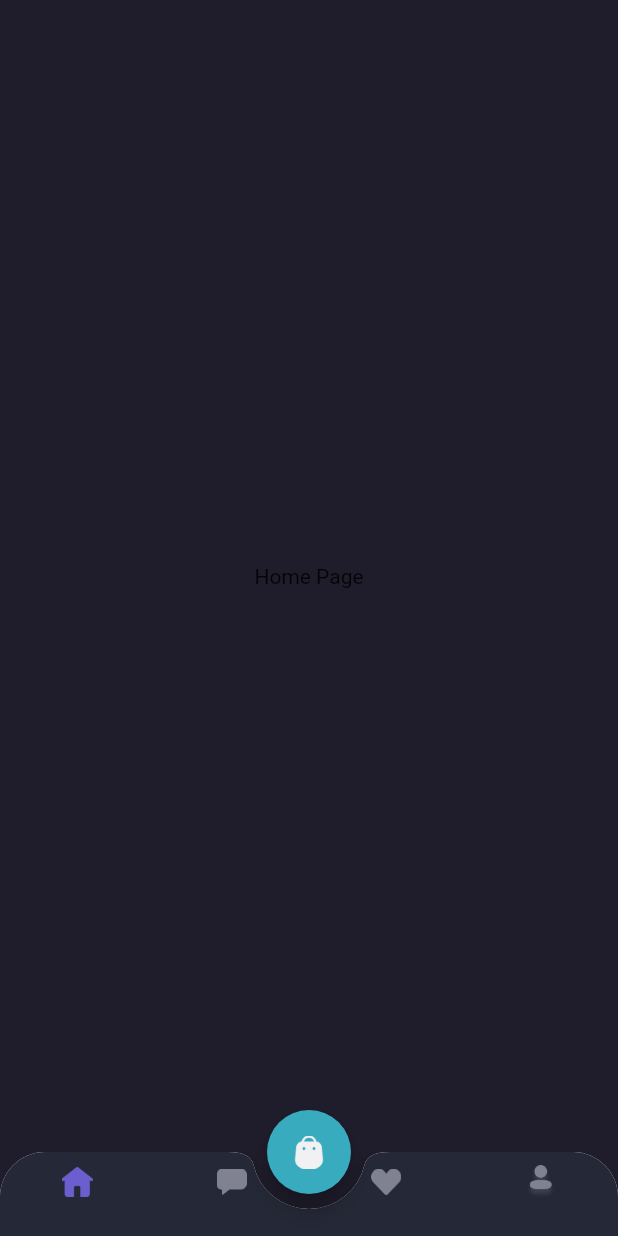
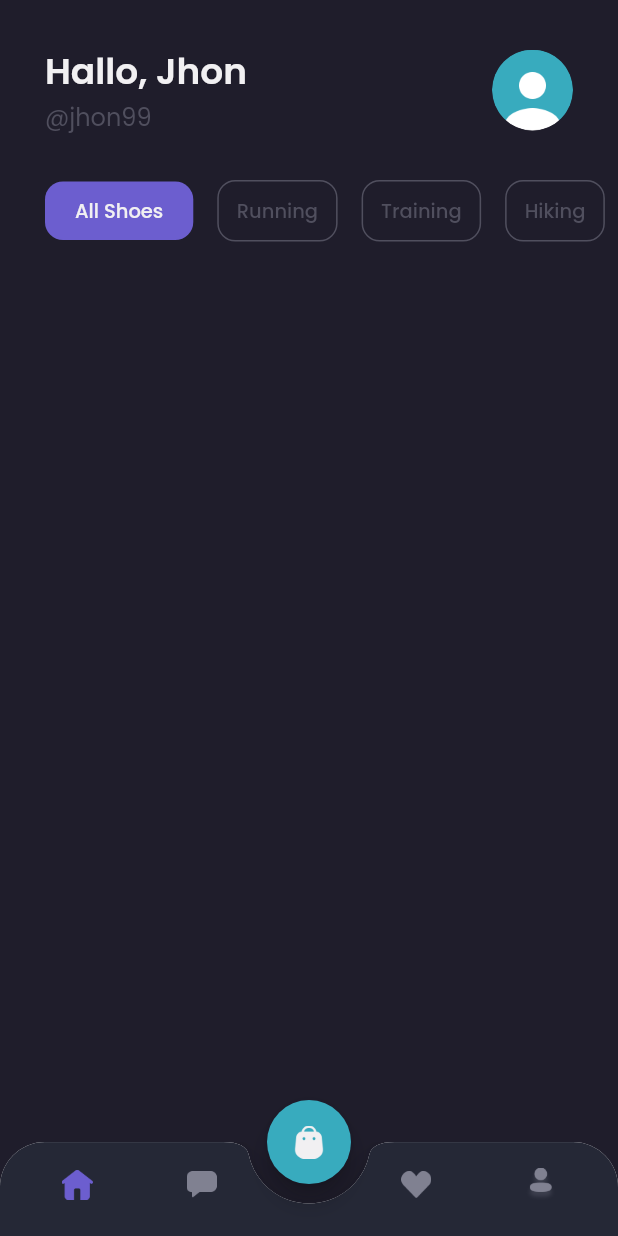
Before and after one commit to yusuffront99/Flutters, a Flutter app: the MainPage screen opened by its route, on a phone screen of 412 x 824 dp. Run offline on Flutter 3.47's test engine with Material 2 defaults, Android fonts, the phone set to English and light mode, and no system bars; our stand-ins replace google_fonts.

Commit message:
design template  and update more codes

```diff
--- a/shamo/lib/pages/Home/home_page.dart
+++ b/shamo/lib/pages/Home/home_page.dart
@@ -1,10 +1,141 @@
 import 'package:flutter/material.dart';
+import 'package:shamo/themes/theme.dart';
 
 class HomePage extends StatelessWidget {
   @override
   Widget build(BuildContext context) {
-    return Center(
-      child: Text('Home Page'),
+    //=== HEADER
+    Widget header() {
+      return Container(
+        margin: EdgeInsets.only(
+            top: defaultMargin, left: defaultMargin, right: defaultMargin),
+        child: Row(
+          children: [
+            Expanded(
+              child: Column(
+                crossAxisAlignment: CrossAxisAlignment.start,
+                children: [
+                  Text(
+                    'Hallo, Jhon',
+                    style: primaryTextStyle.copyWith(
+                        fontSize: 24, fontWeight: semiBold),
+                  ),
+                  Text(
+                    '@jhon99',
+                    style: subtitleTextStyle.copyWith(fontSize: 16),
+                  )
+                ],
+              ),
+            ),
+            Container(
+              width: 54,
+              height: 54,
+              decoration: BoxDecoration(
+                shape: BoxShape.circle,
+                image: DecorationImage(
+                  image: AssetImage('assets/images/image_profile.png'),
+                ),
+              ),
+            )
+          ],
+        ),
+      );
+    }
+
+    //=== CATEGORIES
+    Widget categories() {
+      return Container(
+        margin: EdgeInsets.only(top: defaultMargin),
+        child: SingleChildScrollView(
+          scrollDirection: Axis.horizontal,
+          child: Row(
+            children: [
+              SizedBox(
+                width: defaultMargin,
+              ),
+
+              //==== ITEM 1
+              Container(
+                padding: EdgeInsets.symmetric(
+                  horizontal: 20,
+                  vertical: 10,
+                ),
+                margin: EdgeInsets.only(right: 16),
+                decoration: BoxDecoration(
+                    borderRadius: BorderRadius.circular(12),
+                    color: primaryColor),
+                child: Text(
+                  'All Shoes',
+                  style: primaryTextStyle.copyWith(
+                      fontSize: 13, fontWeight: medium),
+                ),
+              ),
+
+              //=== ITEM 2
+              Container(
+                padding: EdgeInsets.symmetric(
+                  horizontal: 12,
+                  vertical: 10,
+                ),
+                margin: EdgeInsets.only(right: 16),
+                decoration: BoxDecoration(
+                  borderRadius: BorderRadius.circular(12),
+                  color: transparentColor,
+                  border: Border.all(color: subtitleColor),
+                ),
+                child: Text(
+                  'Running',
+                  style: subtitleTextStyle.copyWith(
+                      fontSize: 13, fontWeight: medium),
+                ),
+              ),
+
+              //=== ITEM 3
+              Container(
+                padding: EdgeInsets.symmetric(
+                  horizontal: 12,
+                  vertical: 10,
+                ),
+                margin: EdgeInsets.only(right: 16),
+                decoration: BoxDecoration(
+                  borderRadius: BorderRadius.circular(12),
+                  color: transparentColor,
+                  border: Border.all(color: subtitleColor),
+                ),
+                child: Text(
+                  'Training',
+                  style: subtitleTextStyle.copyWith(
+                      fontSize: 13, fontWeight: medium),
+                ),
+              ),
+
+              //=== ITEM 4
+              Container(
+                padding: EdgeInsets.symmetric(
+                  horizontal: 12,
+                  vertical: 10,
+                ),
+                margin: EdgeInsets.only(right: 16),
+                decoration: BoxDecoration(
+                  borderRadius: BorderRadius.circular(12),
+                  color: transparentColor,
+                  border: Border.all(color: subtitleColor),
+                ),
+                child: Text(
+                  'Hiking',
+                  style: subtitleTextStyle.copyWith(
+                      fontSize: 13, fontWeight: medium),
+                ),
+              ),
+            ],
+          ),
+        ),
+      );
+    }
+
+    //=== VIEW SCROLL
+    return ListView(
+      children: [header(), categories()],
     );
   }
 }
--- a/shamo/lib/pages/Home/main_page.dart
+++ b/shamo/lib/pages/Home/main_page.dart
@@ -34,7 +34,7 @@ class _MainPageState extends State<MainPage> {
         borderRadius: BorderRadius.vertical(top: Radius.circular(30)),
         child: BottomAppBar(
           shape: CircularNotchedRectangle(),
-          notchMargin: 10,
+          notchMargin: 13,
           clipBehavior: Clip.antiAlias,
           child: BottomNavigationBar(
             backgroundColor: backgroundColor4,
@@ -47,34 +47,46 @@ class _MainPageState extends State<MainPage> {
             type: BottomNavigationBarType.fixed,
             items: [
               BottomNavigationBarItem(
-                icon: Image.asset(
+                icon: Container(
+                  margin: EdgeInsets.only(top: 10),
+                  child: Image.asset(
                     'assets/images/icon_home.png',
                     width: 21,
                     color: currentIndex == 0 ? primaryColor : inActiveButton,
                   ),
+                ),
                 label: '',
               ),
               BottomNavigationBarItem(
-                icon: Image.asset(
+                icon: Container(
+                  margin: EdgeInsets.only(top: 10, right: 40),
+                  child: Image.asset(
                     'assets/images/icon_chat.png',
                     width: 20,
                     color: currentIndex == 1 ? primaryColor : inActiveButton,
                   ),
+                ),
                 label: '',
               ),
               BottomNavigationBarItem(
-                icon: Image.asset(
+                icon: Container(
+                  margin: EdgeInsets.only(top: 10, left: 40),
+                  child: Image.asset(
                     'assets/images/icon_favorite.png',
                     width: 20,
                     color: currentIndex == 2 ? primaryColor : inActiveButton,
                   ),
+                ),
                 label: '',
               ),
               BottomNavigationBarItem(
-                icon: Image.asset(
+                icon: Container(
+                  margin: EdgeInsets.only(top: 10),
+                  child: Image.asset(
                     'assets/images/icon_profile.png',
                     width: 21,
                     color: currentIndex == 3 ? primaryColor : inActiveButton,
+                  ),
                 ),
                 label: '',
               ),
@@ -84,6 +96,7 @@ class _MainPageState extends State<MainPage> {
       );
     }
 
+    //===>>> SHOW PAGE
     Widget content() {
       switch (currentIndex) {
         case 0:
--- a/shamo/lib/pages/sign_up_page.dart
+++ b/shamo/lib/pages/sign_up_page.dart
@@ -32,7 +32,7 @@ class SignUpPage extends StatelessWidget {
     //==== FULL NAME Field
     Widget nameInput() {
       return Container(
-        margin: EdgeInsets.only(top: 40.0),
+        margin: EdgeInsets.only(top: 50.0),
         child: Column(
           crossAxisAlignment: CrossAxisAlignment.start,
           children: [
@@ -219,7 +219,7 @@ class SignUpPage extends StatelessWidget {
       return Container(
         height: 50,
         width: double.infinity,
-        margin: EdgeInsets.only(top: 20.0),
+        margin: EdgeInsets.only(top: 30.0),
         child: TextButton(
           onPressed: () {
             Navigator.pushNamed(context, '/home');
@@ -271,6 +271,7 @@ class SignUpPage extends StatelessWidget {
           margin: EdgeInsets.symmetric(
             horizontal: defaultMargin,
           ),
+          child: Expanded(
             child: Column(
               crossAxisAlignment: CrossAxisAlignment.start,
               children: [
@@ -286,6 +287,7 @@ class SignUpPage extends StatelessWidget {
             ),
           ),
         ),
+      ),
     );
   }
 }
--- a/shamo/lib/themes/theme.dart
+++ b/shamo/lib/themes/theme.dart
@@ -15,6 +15,7 @@ Color primaryTextColor = Color(0xFFF1F0F2);
 Color secondaryTextColor = Color(0xFF999999);
 Color subtitleColor = Color(0XFF504F5E);
 Color inActiveButton = Color(0xFF808191);
+Color transparentColor = Colors.transparent;
 
 TextStyle primaryTextStyle = GoogleFonts.poppins(
   color: primaryTextColor,
```
Also changed, not shown: shamo/assets/images/image_profile.png. Lines whose indentation alone changed are shown as unchanged.
